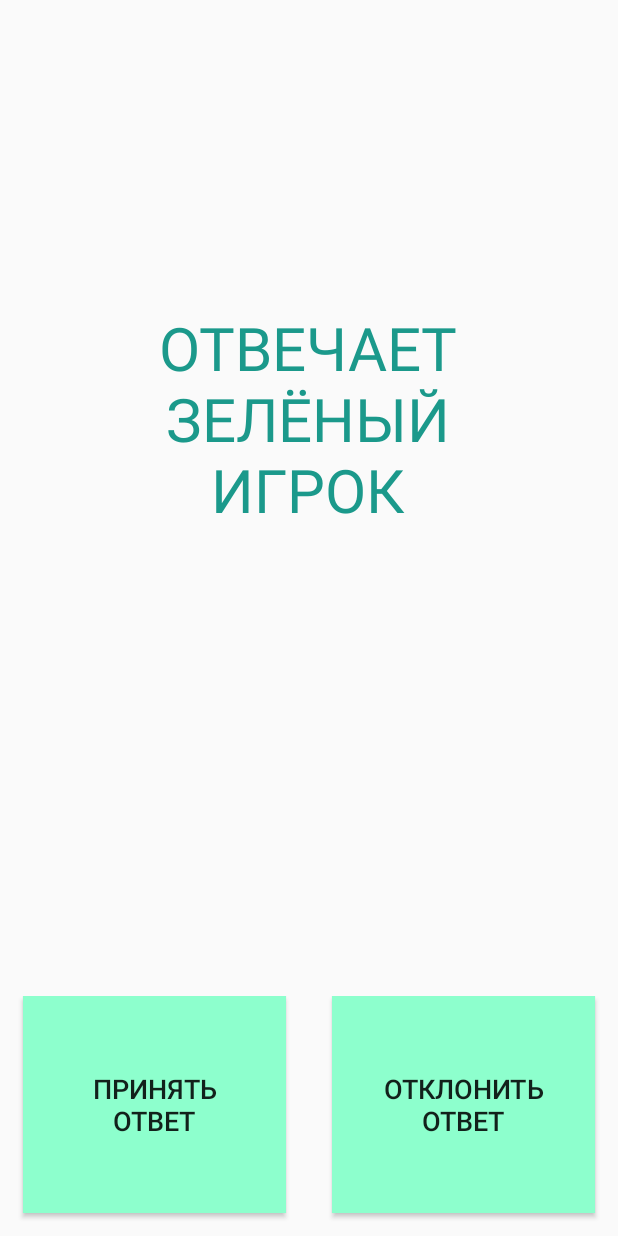
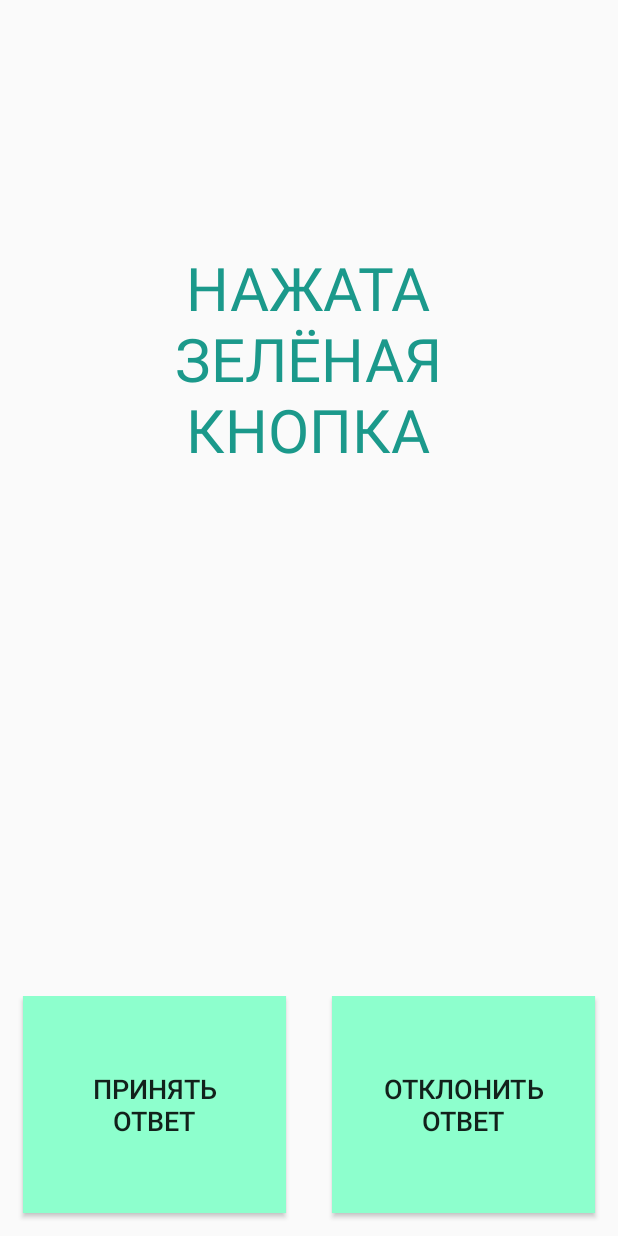
Before and after one commit to IgorSmirnov42/BrainRing, an Android app: the Judging screen opened directly, with no data from a screen before it, on a phone screen of 412 x 824 dp. Run offline under Robolectric (Android 15) with nearby library versions, the phone set to English and light mode, and no system bars; 1 statement that could not run was skipped.

Commit message:
fix ui in judge mode

```diff
--- a/app/src/main/java/ru/spbhse/brainring/ui/Judging.java
+++ b/app/src/main/java/ru/spbhse/brainring/ui/Judging.java
@@ -24,12 +24,12 @@ public class Judging extends AppCompatActivity {
         int color;
         if (colorName.equals(LocalGameAdminLogic.RED)) {
             color = ContextCompat.getColor(this, R.color.colorCardinal);
-            playerName = "КРАСНЫЙ ";
+            playerName = "КРАСНАЯ ";
         } else {
             color = ContextCompat.getColor(this, R.color.colorJungleGreen);
-            playerName = "ЗЕЛЁНЫЙ";
+            playerName = "ЗЕЛЁНАЯ";
         }
-        answering.setText("ОТВЕЧАЕТ " + playerName + " ИГРОК");
+        answering.setText("НАЖАТА " + playerName + " КНОПКА");
         answering.setTextColor(color);
 
         Button acceptButton = findViewById(R.id.acceptButton);
--- a/app/src/main/res/layout/activity_judging.xml
+++ b/app/src/main/res/layout/activity_judging.xml
@@ -45,8 +45,8 @@
 
     <TextView
         android:id="@+id/answeringId"
-        android:layout_width="267dp"
-        android:layout_height="155dp"
+        android:layout_width="279dp"
+        android:layout_height="196dp"
         android:layout_marginTop="8dp"
         android:layout_marginBottom="460dp"
         android:textAlignment="center"
--- a/app/src/main/res/layout/activity_jury.xml
+++ b/app/src/main/res/layout/activity_jury.xml
@@ -11,6 +11,7 @@
         android:id="@+id/redStatus"
         android:layout_width="198dp"
         android:layout_height="36dp"
+        android:gravity="center|top"
         android:textAlignment="center"
         android:textSize="18sp"
         app:layout_constraintBottom_toTopOf="@+id/greenTeamStatus"
@@ -24,6 +25,7 @@
         android:id="@+id/greenStatus"
         android:layout_width="198dp"
         android:layout_height="35dp"
+        android:gravity="center|top"
         android:textAlignment="center"
         android:textSize="18sp"
         app:layout_constraintBottom_toTopOf="@+id/greenTeamStatus"
```
